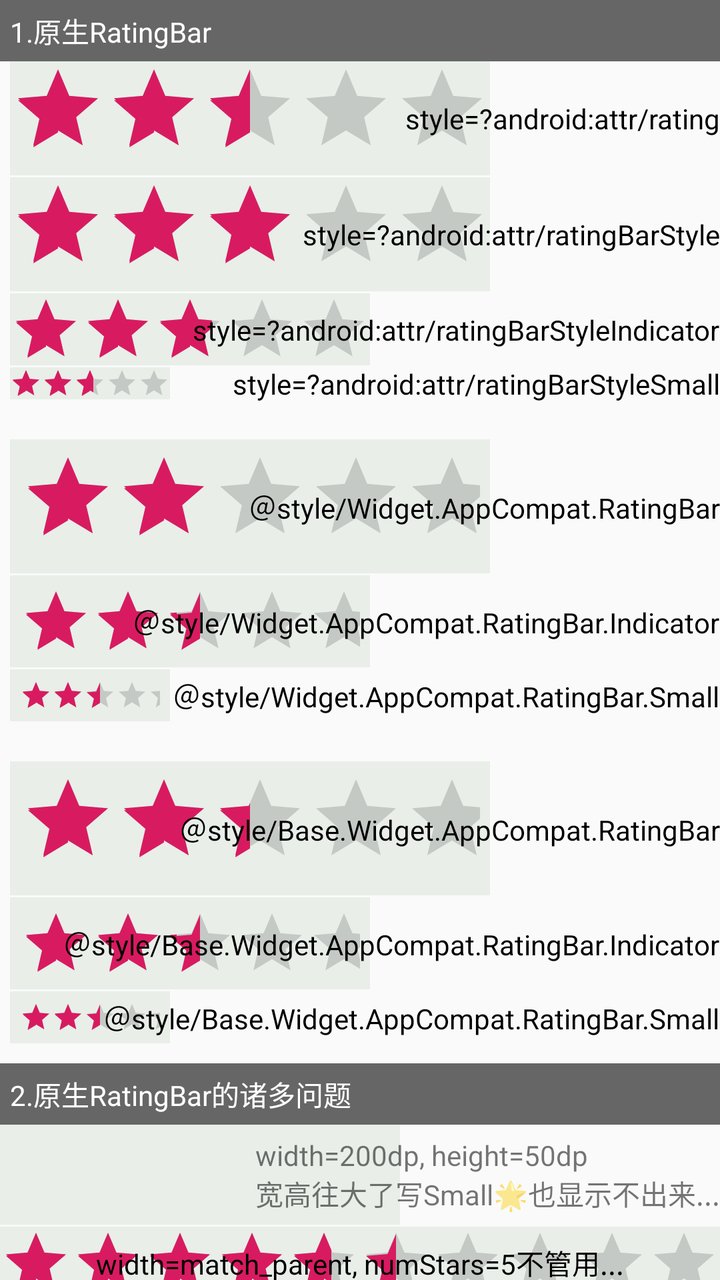
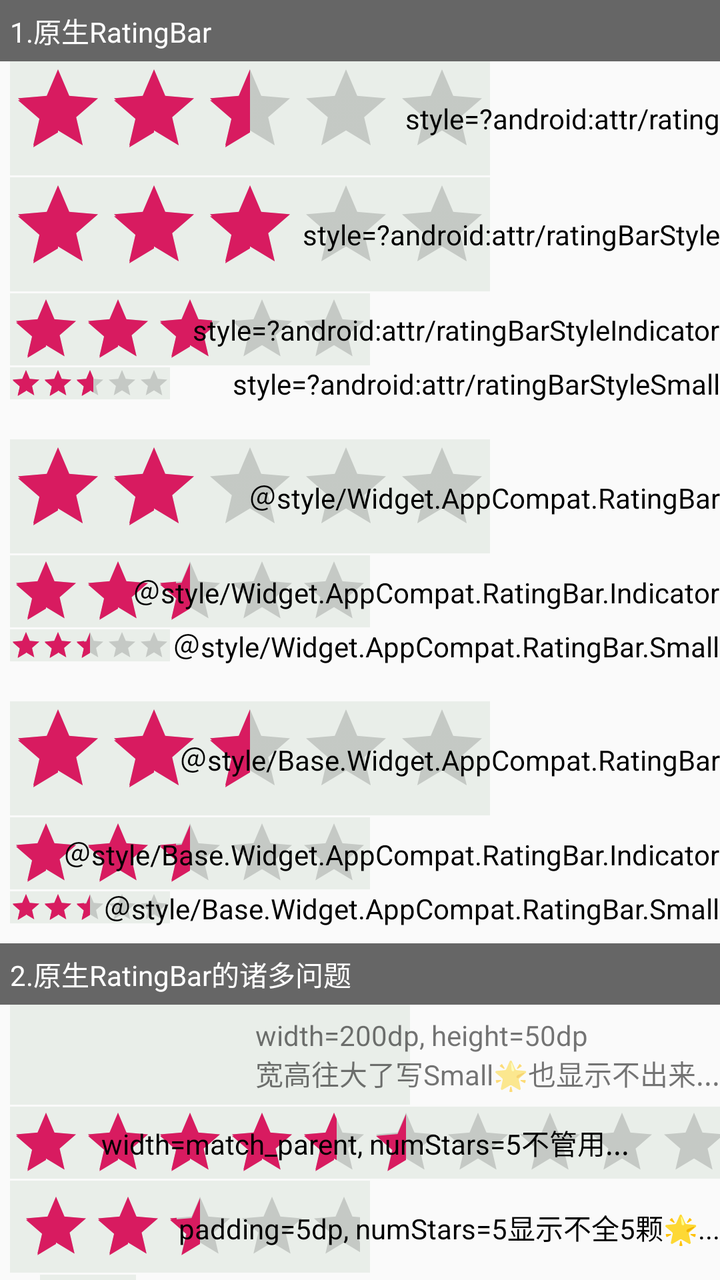

Two renders of the same Android screen: before a commit and after it. Below are the layout's source before the change and the commit's diff.
<!-- AndroidManifest.xml: application theme AppTheme -->
<!-- res/layout/activity_rating_bar.xml -->
<?xml version="1.0" encoding="utf-8"?>
<androidx.core.widget.NestedScrollView xmlns:android="http://schemas.android.com/apk/res/android"
    xmlns:app="http://schemas.android.com/apk/res-auto"
    xmlns:tools="http://schemas.android.com/tools"
    android:layout_width="match_parent"
    android:layout_height="match_parent"
    tools:context=".activity.RatingBarActivity">

    <androidx.constraintlayout.widget.ConstraintLayout
        android:layout_width="match_parent"
        android:layout_height="wrap_content">

        <TextView
            android:id="@+id/tv0"
            android:layout_width="match_parent"
            android:layout_height="wrap_content"
            android:background="@color/gray_666"
            android:padding="5dp"
            android:text="1.原生RatingBar"
            android:textColor="@color/white"
            app:layout_constraintTop_toTopOf="parent" />

        <androidx.appcompat.widget.AppCompatRatingBar
            android:id="@+id/rb00"
            style="?android:attr/rating"
            android:layout_width="wrap_content"
            android:layout_height="wrap_content"
            android:layout_marginStart="5dp"
            android:background="#11005500"
            android:isIndicator="false"
            android:numStars="5"
            android:rating="2.8"
            android:stepSize="1.2"
            app:layout_constraintStart_toStartOf="parent"
            app:layout_constraintTop_toBottomOf="@id/tv0" />

        <androidx.appcompat.widget.AppCompatTextView
            android:layout_width="wrap_content"
            android:layout_height="wrap_content"
            android:text="style=?android:attr/rating"
            android:textColor="@color/black"
            app:layout_constraintBottom_toBottomOf="@id/rb00"
            app:layout_constraintEnd_toEndOf="parent"
            app:layout_constraintTop_toTopOf="@id/rb00" />

        <androidx.appcompat.widget.AppCompatRatingBar
            android:id="@+id/rb01"
            style="?android:attr/ratingBarStyle"
            android:layout_width="wrap_content"
            android:layout_height="wrap_content"
            android:layout_marginStart="5dp"
            android:layout_marginTop="1dp"
            android:background="#11005500"
            android:isIndicator="false"
            android:numStars="5"
            android:rating="2.8"
            android:stepSize="0.4"
            app:layout_constraintStart_toStartOf="parent"
            app:layout_constraintTop_toBottomOf="@id/rb00" />

        <androidx.appcompat.widget.AppCompatTextView
            android:layout_width="wrap_content"
            android:layout_height="wrap_content"
            android:text="style=?android:attr/ratingBarStyle"
            android:textColor="@color/black"
            app:layout_constraintBottom_toBottomOf="@id/rb01"
            app:layout_constraintEnd_toEndOf="parent"
            app:layout_constraintTop_toTopOf="@id/rb01" />

        <androidx.appcompat.widget.AppCompatRatingBar
            android:id="@+id/rb02"
            style="?android:attr/ratingBarStyleIndicator"
            android:layout_width="wrap_content"
            android:layout_height="wrap_content"
            android:layout_marginStart="5dp"
            android:layout_marginTop="1dp"
            android:background="#11005500"
            android:isIndicator="false"
            android:numStars="5"
            android:rating="2.8"
            android:stepSize="0.1"
            app:layout_constraintStart_toStartOf="parent"
            app:layout_constraintTop_toBottomOf="@id/rb01" />

        <androidx.appcompat.widget.AppCompatTextView
            android:layout_width="wrap_content"
            android:layout_height="wrap_content"
            android:text="style=?android:attr/ratingBarStyleIndicator"
            android:textColor="@color/black"
            app:layout_constraintBottom_toBottomOf="@id/rb02"
            app:layout_constraintEnd_toEndOf="parent"
            app:layout_constraintTop_toTopOf="@id/rb02" />

        <androidx.appcompat.widget.AppCompatRatingBar
            android:id="@+id/rb03"
            style="?android:attr/ratingBarStyleSmall"
            android:layout_width="wrap_content"
            android:layout_height="wrap_content"
            android:layout_marginStart="5dp"
            android:layout_marginTop="1dp"
            android:background="#11005500"
            android:isIndicator="false"
            android:numStars="5"
            android:rating="2.6"
            android:stepSize="0.1"
            app:layout_constraintStart_toStartOf="parent"
            app:layout_constraintTop_toBottomOf="@id/rb02" />

        <androidx.appcompat.widget.AppCompatTextView
            android:layout_width="wrap_content"
            android:layout_height="wrap_content"
            android:text="style=?android:attr/ratingBarStyleSmall"
            android:textColor="@color/black"
            app:layout_constraintBottom_toBottomOf="@id/rb03"
            app:layout_constraintEnd_toEndOf="parent"
            app:layout_constraintTop_toTopOf="@id/rb03" />


        <androidx.appcompat.widget.AppCompatRatingBar
            android:id="@+id/rb10"
            style="@style/Widget.AppCompat.RatingBar"
            android:layout_width="wrap_content"
            android:layout_height="wrap_content"
            android:layout_marginStart="5dp"
            android:layout_marginTop="20dp"
            android:background="#11005500"
            android:isIndicator="false"
            android:numStars="5"
            android:padding="5dp"
            android:rating="2.3"
            android:stepSize="1"
            app:layout_constraintStart_toStartOf="parent"
            app:layout_constraintTop_toBottomOf="@id/rb03" />

        <androidx.appcompat.widget.AppCompatTextView
            android:layout_width="wrap_content"
            android:layout_height="wrap_content"
            android:text="＠style/Widget.AppCompat.RatingBar"
            android:textColor="@color/black"
            app:layout_constraintBottom_toBottomOf="@id/rb10"
            app:layout_constraintEnd_toEndOf="parent"
            app:layout_constraintTop_toTopOf="@id/rb10" />

        <androidx.appcompat.widget.AppCompatRatingBar
            android:id="@+id/rb11"
            style="@style/Widget.AppCompat.RatingBar.Indicator"
            android:layout_width="wrap_content"
            android:layout_height="wrap_content"
            android:layout_marginStart="5dp"
            android:layout_marginTop="1dp"
            android:background="#11005500"
            android:isIndicator="false"
            android:numStars="5"
            android:padding="5dp"
            android:rating="2.3"
            android:stepSize="0.1"
            app:layout_constraintStart_toStartOf="parent"
            app:layout_constraintTop_toBottomOf="@id/rb10" />

        <androidx.appcompat.widget.AppCompatTextView
            android:layout_width="wrap_content"
            android:layout_height="wrap_content"
            android:text="＠style/Widget.AppCompat.RatingBar.Indicator"
            android:textColor="@color/black"
            app:layout_constraintBottom_toBottomOf="@id/rb11"
            app:layout_constraintEnd_toEndOf="parent"
            app:layout_constraintTop_toTopOf="@id/rb11" />

        <androidx.appcompat.widget.AppCompatRatingBar
            android:id="@+id/rb12"
            style="@style/Widget.AppCompat.RatingBar.Small"
            android:layout_width="wrap_content"
            android:layout_height="wrap_content"
            android:layout_marginStart="5dp"
            android:layout_marginTop="1dp"
            android:background="#11005500"
            android:isIndicator="false"
            android:numStars="5"
            android:padding="5dp"
            android:rating="2.3"
            android:stepSize="0.1"
            app:layout_constraintStart_toStartOf="parent"
            app:layout_constraintTop_toBottomOf="@id/rb11" />

        <androidx.appcompat.widget.AppCompatTextView
            android:layout_width="wrap_content"
            android:layout_height="wrap_content"
            android:text="＠style/Widget.AppCompat.RatingBar.Small"
            android:textColor="@color/black"
            app:layout_constraintBottom_toBottomOf="@id/rb12"
            app:layout_constraintEnd_toEndOf="parent"
            app:layout_constraintTop_toTopOf="@id/rb12" />


        <androidx.appcompat.widget.AppCompatRatingBar
            android:id="@+id/rb20"
            style="@style/Base.Widget.AppCompat.RatingBar"
            android:layout_width="wrap_content"
            android:layout_height="wrap_content"
            android:layout_marginStart="5dp"
            android:layout_marginTop="20dp"
            android:background="#11005500"
            android:isIndicator="false"
            android:numStars="5"
            android:padding="5dp"
            android:rating="2.3"
            android:stepSize="1.1"
            app:layout_constraintStart_toStartOf="parent"
            app:layout_constraintTop_toBottomOf="@id/rb12" />

        <androidx.appcompat.widget.AppCompatTextView
            android:layout_width="wrap_content"
            android:layout_height="wrap_content"
            android:text="＠style/Base.Widget.AppCompat.RatingBar"
            android:textColor="@color/black"
            app:layout_constraintBottom_toBottomOf="@id/rb20"
            app:layout_constraintEnd_toEndOf="parent"
            app:layout_constraintTop_toTopOf="@id/rb20" />

        <androidx.appcompat.widget.AppCompatRatingBar
            android:id="@+id/rb21"
            style="@style/Base.Widget.AppCompat.RatingBar.Indicator"
            android:layout_width="wrap_content"
            android:layout_height="wrap_content"
            android:layout_marginStart="5dp"
            android:layout_marginTop="1dp"
            android:background="#11005500"
            android:isIndicator="false"
            android:numStars="5"
            android:padding="5dp"
            android:rating="2.3"
            android:stepSize="0.1"
            app:layout_constraintStart_toStartOf="parent"
            app:layout_constraintTop_toBottomOf="@id/rb20" />

        <androidx.appcompat.widget.AppCompatTextView
            android:layout_width="wrap_content"
            android:layout_height="wrap_content"
            android:text="＠style/Base.Widget.AppCompat.RatingBar.Indicator"
            android:textColor="@color/black"
            app:layout_constraintBottom_toBottomOf="@id/rb21"
            app:layout_constraintEnd_toEndOf="parent"
            app:layout_constraintTop_toTopOf="@id/rb21" />

        <androidx.appcompat.widget.AppCompatRatingBar
            android:id="@+id/rb22"
            style="@style/Base.Widget.AppCompat.RatingBar.Small"
            android:layout_width="wrap_content"
            android:layout_height="wrap_content"
            android:layout_marginStart="5dp"
            android:layout_marginTop="1dp"
            android:background="#11005500"
            android:isIndicator="false"
            android:numStars="5"
            android:padding="5dp"
            android:rating="2.3"
            android:stepSize="0.1"
            app:layout_constraintStart_toStartOf="parent"
            app:layout_constraintTop_toBottomOf="@id/rb21" />

        <androidx.appcompat.widget.AppCompatTextView
            android:layout_width="wrap_content"
            android:layout_height="wrap_content"
            android:text="＠style/Base.Widget.AppCompat.RatingBar.Small"
            android:textColor="@color/black"
            app:layout_constraintBottom_toBottomOf="@id/rb22"
            app:layout_constraintEnd_toEndOf="parent"
            app:layout_constraintTop_toTopOf="@id/rb22" />


        <TextView
            android:id="@+id/tv1"
            android:layout_width="match_parent"
            android:layout_height="wrap_content"
            android:layout_marginTop="10dp"
            android:background="@color/gray_666"
            android:padding="5dp"
            android:text="2.原生RatingBar的诸多问题"
            android:textColor="@color/white"
            app:layout_constraintTop_toBottomOf="@id/rb22" />

        <androidx.appcompat.widget.AppCompatRatingBar
            android:id="@+id/rb5"
            style="@style/Widget.AppCompat.RatingBar.Small"
            android:layout_width="200dp"
            android:layout_height="50dp"
            android:background="#11005500"
            android:isIndicator="false"
            android:numStars="5"
            android:rating="2.3"
            android:stepSize="0.1"
            app:layout_constraintStart_toStartOf="parent"
            app:layout_constraintTop_toBottomOf="@id/tv1" />

        <androidx.appcompat.widget.AppCompatTextView
            android:layout_width="wrap_content"
            android:layout_height="wrap_content"
            android:text="width=200dp, height=50dp\n宽高往大了写Small🌟也显示不出来..."
            app:layout_constraintBottom_toBottomOf="@id/rb5"
            app:layout_constraintEnd_toEndOf="parent"
            app:layout_constraintTop_toTopOf="@id/rb5" />

        <androidx.appcompat.widget.AppCompatRatingBar
            android:id="@+id/rb6"
            style="@style/Widget.AppCompat.RatingBar.Indicator"
            android:layout_width="match_parent"
            android:layout_height="wrap_content"
            android:layout_marginTop="1dp"
            android:background="#11005500"
            android:isIndicator="false"
            android:numStars="5"
            android:rating="2.3"
            android:stepSize="0.1"
            app:layout_constraintEnd_toEndOf="parent"
            app:layout_constraintStart_toStartOf="parent"
            app:layout_constraintTop_toBottomOf="@id/rb5" />

        <androidx.appcompat.widget.AppCompatTextView
            android:layout_width="wrap_content"
            android:layout_height="wrap_content"
            android:text="width=match_parent, numStars=5不管用..."
            android:textColor="@color/black"
            app:layout_constraintBottom_toBottomOf="@id/rb6"
            app:layout_constraintEnd_toEndOf="@id/rb6"
            app:layout_constraintStart_toStartOf="@id/rb6"
            app:layout_constraintTop_toTopOf="@id/rb6" />

        <androidx.appcompat.widget.AppCompatRatingBar
            android:id="@+id/rb7"
            style="@style/Widget.AppCompat.RatingBar.Indicator"
            android:layout_width="wrap_content"
            android:layout_height="wrap_content"
            android:layout_marginTop="1dp"
            android:background="#11005500"
            android:isIndicator="false"
            android:numStars="5"
            android:padding="5dp"
            android:rating="2.3"
            android:stepSize="0.1"
            app:layout_constraintStart_toStartOf="parent"
            app:layout_constraintTop_toBottomOf="@id/rb6" />

        <androidx.appcompat.widget.AppCompatTextView
            android:layout_width="wrap_content"
            android:layout_height="wrap_content"
            android:text="padding=5dp, numStars=5显示不全5颗🌟..."
            android:textColor="@color/black"
            app:layout_constraintBottom_toBottomOf="@id/rb7"
            app:layout_constraintEnd_toEndOf="parent"
            app:layout_constraintTop_toTopOf="@id/rb7" />


        <TextView
            android:id="@+id/tv2"
            android:layout_width="match_parent"
            android:layout_height="wrap_content"
            android:layout_marginTop="10dp"
            android:background="@color/gray_666"
            android:padding="5dp"
            android:text="3.CustomRatingBar"
            android:textColor="@color/white"
            app:layout_constraintEnd_toEndOf="parent"
            app:layout_constraintStart_toStartOf="parent"
            app:layout_constraintTop_toBottomOf="@id/rb7" />

        <com.actor.myandroidframework.widget.BaseRatingBar
            android:id="@+id/brb_0"
            android:layout_width="wrap_content"
            android:layout_height="70dp"
            android:layout_marginStart="5dp"
            android:background="#11005500"
            android:paddingStart="5dp"
            android:paddingTop="10dp"
            android:paddingEnd="15dp"
            android:paddingBottom="20dp"
            android:transitionName="btn"
            app:brbNumStars="1"
            app:brbRating="3.3"
            app:brbStepSize="0.01"
            app:layout_constraintStart_toStartOf="parent"
            app:layout_constraintTop_toBottomOf="@id/tv2" />

        <com.actor.myandroidframework.widget.BaseRatingBar
            android:id="@+id/brb_1"
            android:layout_width="wrap_content"
            android:layout_height="50dp"
            android:layout_marginStart="5dp"
            android:layout_marginTop="1dp"
            android:background="#11005500"
            android:transitionName="btn"
            app:brbRating="3.3"
            app:brbStepSize="0.1"
            app:layout_constraintStart_toStartOf="parent"
            app:layout_constraintTop_toBottomOf="@id/brb_0" />

        <com.actor.myandroidframework.widget.BaseRatingBar
            android:id="@+id/brb_2"
            android:layout_width="match_parent"
            android:layout_height="50dp"
            android:layout_marginStart="5dp"
            android:layout_marginTop="1dp"
            android:background="#11005500"
            app:brbFullDrawable="@drawable/star_full"
            app:brbIsIndicator="false"
            app:brbNumStars="6"
            app:brbRating="3.3"
            app:brbRatio="0.7"
            app:brbStarInterval="10dp"
            app:brbStepSize="0.3"
            app:layout_constraintStart_toStartOf="parent"
            app:layout_constraintTop_toBottomOf="@id/brb_1" />

        <com.actor.myandroidframework.widget.BaseRatingBar
            android:id="@+id/brb_3"
            android:layout_width="wrap_content"
            android:layout_height="35dp"
            android:layout_marginStart="5dp"
            android:layout_marginTop="1dp"
            android:background="#11005500"
            app:brbEmptyDrawable="@drawable/icon_audio_black"
            app:brbFullDrawable="@drawable/icon_audio_black_yellow_x2"
            app:brbIsIndicator="false"
            app:brbNumStars="4"
            app:brbRating="3.3"
            app:brbRatio="2"
            app:brbStarInterval="1dp"
            app:brbStepSize="0.5"
            app:layout_constraintStart_toStartOf="parent"
            app:layout_constraintTop_toBottomOf="@id/brb_2" />

        <com.actor.myandroidframework.widget.BaseRatingBar
            android:id="@+id/brb_4"
            android:layout_width="match_parent"
            android:layout_height="70dp"
            android:layout_marginStart="5dp"
            android:layout_marginTop="1dp"
            android:background="#11005500"
            app:brbEmptyDrawable="@drawable/star_empty"
            app:brbFullDrawable="@drawable/star_full"
            app:brbIsIndicator="false"
            app:brbNumStars="5"
            app:brbRating="3.3"
            app:brbRatio="0.5"
            app:brbStarInterval="10dp"
            app:brbStepSize="0.7"
            app:layout_constraintStart_toStartOf="parent"
            app:layout_constraintTop_toBottomOf="@id/brb_3" />

        <com.actor.myandroidframework.widget.BaseRatingBar
            android:id="@+id/brb_5"
            android:layout_width="match_parent"
            android:layout_height="50dp"
            android:layout_marginStart="5dp"
            android:layout_marginTop="1dp"
            android:background="#11005500"
            app:brbEmptyDrawable="@drawable/location_repository"
            app:brbFullDrawable="@drawable/star_full"
            app:brbIsIndicator="false"
            app:brbNumStars="8"
            app:brbRating="3.3"
            app:brbRatio="0.7"
            app:brbStarInterval="10dp"
            app:brbStepSize="0.9"
            app:layout_constraintStart_toStartOf="parent"
            app:layout_constraintTop_toBottomOf="@id/brb_4" />

        <com.actor.myandroidframework.widget.BaseRatingBar
            android:id="@+id/brb_6"
            android:layout_width="wrap_content"
            android:layout_height="50dp"
            android:layout_marginStart="5dp"
            android:layout_marginTop="1dp"
            android:background="#11005500"
            app:brbEmptyDrawable="@drawable/icon_treasure_box_closed"
            app:brbFullDrawable="@drawable/icon_treasure_box_opened"
            app:brbIsIndicator="false"
            app:brbNumStars="7"
            app:brbRating="3.3"
            app:brbRatio="0.7"
            app:brbStarInterval="10dp"
            app:brbStepSize="1.11"
            app:layout_constraintStart_toStartOf="parent"
            app:layout_constraintTop_toBottomOf="@id/brb_5" />

        <Space
            android:layout_width="match_parent"
            android:layout_height="20dp"
            app:layout_constraintTop_toBottomOf="@id/brb_6" />
    </androidx.constraintlayout.widget.ConstraintLayout>
</androidx.core.widget.NestedScrollView>
<!-- resources referenced by this layout -->
<resources>
  <color name="black">#000</color>
  <color name="gray_666">#666666</color>
  <color name="white">#fff</color>
  <!-- drawable icon_audio_black: png bitmap (drawable-xxxhdpi, 2286 bytes) -->
  <!-- drawable icon_audio_black_yellow_x2: png bitmap (drawable-xxxhdpi, 2414 bytes) -->
  <!-- drawable icon_treasure_box_closed: png bitmap (drawable-xxxhdpi, 18775 bytes) -->
  <!-- drawable icon_treasure_box_opened: png bitmap (drawable-xxxhdpi, 10578 bytes) -->
  <!-- drawable location_repository: png bitmap (drawable-xxxhdpi, 5290 bytes) -->
  <!-- drawable star_empty: png bitmap (drawable-xxxhdpi, 8515 bytes) -->
  <!-- drawable star_full: png bitmap (drawable-xxxhdpi, 8680 bytes) -->
  <style name="AppTheme" parent="NoActionBar">
          <item name="windowActionBar">true</item>
          <item name="windowNoTitle">false</item>
      </style>
  <style name="NoActionBar" parent="AppThemeForMyAndroidFrameWork">
          
          <item name="colorPrimary">@color/colorPrimary</item>
          <item name="colorPrimaryDark">@color/colorPrimaryDark</item>
          <item name="colorAccent">@color/colorAccent</item>
      </style>
  <style name="AppThemeForMyAndroidFrameWork" parent="Theme.AppCompat.Light.NoActionBar">
          
          
  
          
          
          
  
          
          <item name="android:textAllCaps">false</item>
      </style>
  <color name="colorPrimary">#008577</color>
  <color name="colorPrimaryDark">#00574B</color>
  <color name="colorAccent">#D81B60</color>
</resources>

<!-- the commit's change to res/layout/activity_rating_bar.xml (unified diff, before → after) -->
@@ -126,7 +126,6 @@
             android:background="#11005500"
             android:isIndicator="false"
             android:numStars="5"
-            android:padding="5dp"
             android:rating="2.3"
             android:stepSize="1"
             app:layout_constraintStart_toStartOf="parent"
@@ -151,7 +150,6 @@
             android:background="#11005500"
             android:isIndicator="false"
             android:numStars="5"
-            android:padding="5dp"
             android:rating="2.3"
             android:stepSize="0.1"
             app:layout_constraintStart_toStartOf="parent"
@@ -176,7 +174,6 @@
             android:background="#11005500"
             android:isIndicator="false"
             android:numStars="5"
-            android:padding="5dp"
             android:rating="2.3"
             android:stepSize="0.1"
             app:layout_constraintStart_toStartOf="parent"
@@ -202,7 +199,6 @@
             android:background="#11005500"
             android:isIndicator="false"
             android:numStars="5"
-            android:padding="5dp"
             android:rating="2.3"
             android:stepSize="1.1"
             app:layout_constraintStart_toStartOf="parent"
@@ -227,7 +223,6 @@
             android:background="#11005500"
             android:isIndicator="false"
             android:numStars="5"
-            android:padding="5dp"
             android:rating="2.3"
             android:stepSize="0.1"
             app:layout_constraintStart_toStartOf="parent"
@@ -252,7 +247,6 @@
             android:background="#11005500"
             android:isIndicator="false"
             android:numStars="5"
-            android:padding="5dp"
             android:rating="2.3"
             android:stepSize="0.1"
             app:layout_constraintStart_toStartOf="parent"
@@ -284,6 +278,7 @@
             style="@style/Widget.AppCompat.RatingBar.Small"
             android:layout_width="200dp"
             android:layout_height="50dp"
+            android:layout_marginStart="5dp"
             android:background="#11005500"
             android:isIndicator="false"
             android:numStars="5"
@@ -305,6 +300,7 @@
             style="@style/Widget.AppCompat.RatingBar.Indicator"
             android:layout_width="match_parent"
             android:layout_height="wrap_content"
+            android:layout_marginStart="5dp"
             android:layout_marginTop="1dp"
             android:background="#11005500"
             android:isIndicator="false"
@@ -330,6 +326,7 @@
             style="@style/Widget.AppCompat.RatingBar.Indicator"
             android:layout_width="wrap_content"
             android:layout_height="wrap_content"
+            android:layout_marginStart="5dp"
             android:layout_marginTop="1dp"
             android:background="#11005500"
             android:isIndicator="false"
@@ -348,6 +345,31 @@
             app:layout_constraintBottom_toBottomOf="@id/rb7"
             app:layout_constraintEnd_toEndOf="parent"
             app:layout_constraintTop_toTopOf="@id/rb7" />
+
+        
+        <androidx.appcompat.widget.AppCompatRatingBar
+            android:id="@+id/rb8"
+            style="@style/Widget.AppCompat.RatingBar"
+            android:layout_width="wrap_content"
+            android:layout_height="wrap_content"
+            android:layout_marginStart="20dp"
+            android:layout_marginTop="1dp"
+            android:background="#11005500"
+            android:isIndicator="false"
+            android:numStars="1"
+            android:rating="0.16666666418313980102539062500000001"
+            android:stepSize="0.3"
+            app:layout_constraintStart_toStartOf="parent"
+            app:layout_constraintTop_toBottomOf="@id/rb7" />
+
+        <androidx.appcompat.widget.AppCompatTextView
+            android:layout_width="wrap_content"
+            android:layout_height="wrap_content"
+            android:text="numStars=1, stepSize=0.3, 滑动时🌟显示错乱..."
+            android:textColor="@color/black"
+            app:layout_constraintBottom_toBottomOf="@id/rb8"
+            app:layout_constraintEnd_toEndOf="parent"
+            app:layout_constraintTop_toTopOf="@id/rb8" />
 
 
         <TextView
@@ -361,7 +383,7 @@
             android:textColor="@color/white"
             app:layout_constraintEnd_toEndOf="parent"
             app:layout_constraintStart_toStartOf="parent"
-            app:layout_constraintTop_toBottomOf="@id/rb7" />
+            app:layout_constraintTop_toBottomOf="@id/rb8" />
 
         <com.actor.myandroidframework.widget.BaseRatingBar
             android:id="@+id/brb_0"
